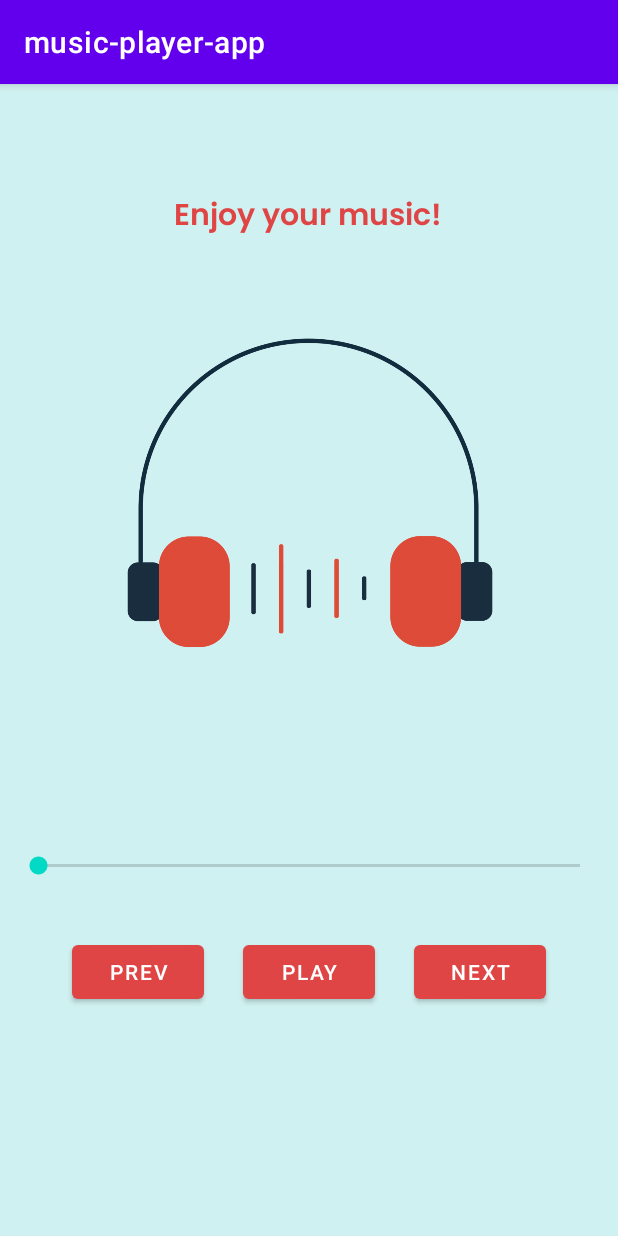
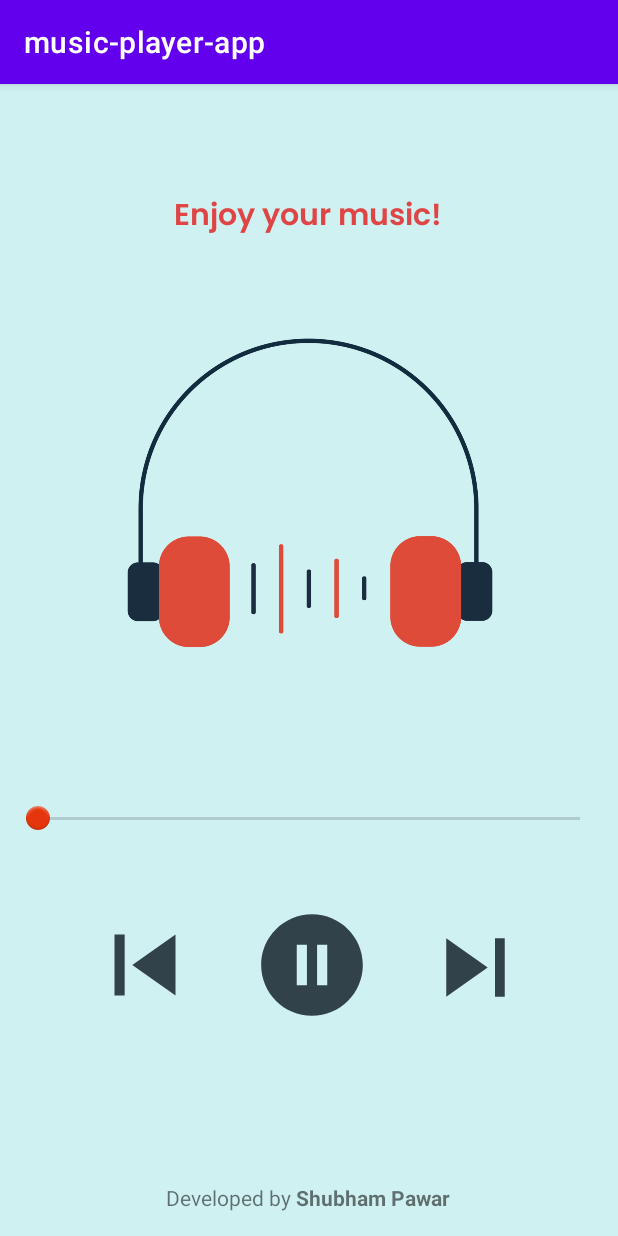
Before and after one commit to Shubham5250/Soundli, an Android app: the screen it shows after launch (MainActivity), on a phone screen of 412 x 824 dp. Run offline under Robolectric (Android 15) with nearby library versions, the phone set to English and light mode, and no system bars.

Commit message:
play-pause functionality added

```diff
--- a/app/src/main/java/com/example/music_player_app/MainActivity.java
+++ b/app/src/main/java/com/example/music_player_app/MainActivity.java
@@ -6,36 +6,54 @@ import android.media.MediaPlayer;
 import android.os.Bundle;
 import android.view.View;
 import android.widget.Button;
+import android.widget.ImageView;
 import android.widget.SeekBar;
-import android.widget.Toast;
 
 import java.io.IOException;
 
 public class MainActivity extends AppCompatActivity {
-    private Button prev;
-    private Button next;
+
     private SeekBar seekBar;
     private MediaPlayer mediaPlayer;
+    ImageView play;
+    ImageView skipNext;
+    ImageView skipPrev;
 
     @Override
     protected void onCreate(Bundle savedInstanceState) {
         super.onCreate(savedInstanceState);
         setContentView(R.layout.activity_main);
 
-        Button play = findViewById(R.id.play);
+        play = findViewById(R.id.play);
         seekBar = findViewById(R.id.seekBar);
+        skipNext = findViewById(R.id.skipNext);
 
-        mediaPlayer = new MediaPlayer();
-        try {
-            mediaPlayer.setDataSource("http://socialdance.stanford.edu/music/Moskwa.mp3");
-            //mediaPlayer.prepare();
-        } catch (IOException e) {
-            e.printStackTrace();
-        }
+        mediaPlayer = MediaPlayer.create(this,R.raw.excuse);
+        mediaPlayer.start();
 
-        mediaPlayer.setOnPreparedListener(mp -> {
-            Toast.makeText(MainActivity.this, "Ready to play", Toast.LENGTH_SHORT).show();
-            mp.start();
+        play.setOnClickListener(new View.OnClickListener() {
+            @Override
+            public void onClick(View view) {
+                if(!mediaPlayer.isPlaying()){
+                    mediaPlayer.start();
+                    play.setImageResource(R.drawable.ic_baseline_pause_circle_24);
+                }else{
+                    mediaPlayer.pause();
+                    play.setImageResource(R.drawable.ic_baseline_play_circle_24);
+                }
+            }
+        });
+
+
+//        mediaPlayer = new MediaPlayer();
+//        try {
+//            mediaPlayer.setDataSource("http://socialdance.stanford.edu/music/Moskwa.mp3");
+//            //mediaPlayer.prepare();
+//        } catch (IOException e) {
+//            e.printStackTrace();
+//        }
+
+
             seekBar.setMax(mediaPlayer.getDuration());
             seekBar.setOnSeekBarChangeListener(new SeekBar.OnSeekBarChangeListener() {
                 @Override
@@ -54,8 +72,7 @@ public class MainActivity extends AppCompatActivity {
 
                 }
             });
-        });
-        mediaPlayer.prepareAsync();
+
 
 //        play.setOnClickListener(new View.OnClickListener() {
 //            @Override
@@ -64,5 +81,11 @@ public class MainActivity extends AppCompatActivity {
 //
 //            }
 //        });
+//        prev.setOnClickListener(new View.OnClickListener() {
+//            @Override
+//            public void onClick(View view) {
+//                mediaPlayer.pause();
+//            }
+//        });
         }
     }
--- /dev/null
+++ b/app/src/main/res/drawable/ic_baseline_pause_circle_24.xml
@@ -0,0 +1,5 @@
+<vector android:height="24dp" android:tint="#000000"
+    android:viewportHeight="24" android:viewportWidth="24"
+    android:width="24dp" xmlns:android="http://schemas.android.com/apk/res/android">
+    <path android:fillColor="@android:color/white" android:pathData="M12,2C6.48,2 2,6.48 2,12s4.48,10 10,10s10,-4.48 10,-10S17.52,2 12,2zM11,16H9V8h2V16zM15,16h-2V8h2V16z"/>
+</vector>
--- /dev/null
+++ b/app/src/main/res/drawable/ic_baseline_play_circle_24.xml
@@ -0,0 +1,5 @@
+<vector android:height="24dp" android:tint="#000000"
+    android:viewportHeight="24" android:viewportWidth="24"
+    android:width="24dp" xmlns:android="http://schemas.android.com/apk/res/android">
+    <path android:fillColor="@android:color/white" android:pathData="M12,2C6.48,2 2,6.48 2,12s4.48,10 10,10s10,-4.48 10,-10S17.52,2 12,2zM9.5,16.5v-9l7,4.5L9.5,16.5z"/>
+</vector>
--- /dev/null
+++ b/app/src/main/res/drawable/ic_baseline_skip_next_24.xml
@@ -0,0 +1,5 @@
+<vector android:height="24dp" android:tint="#000000"
+    android:viewportHeight="24" android:viewportWidth="24"
+    android:width="24dp" xmlns:android="http://schemas.android.com/apk/res/android">
+    <path android:fillColor="@android:color/white" android:pathData="M6,18l8.5,-6L6,6v12zM16,6v12h2V6h-2z"/>
+</vector>
--- /dev/null
+++ b/app/src/main/res/drawable/ic_baseline_skip_previous_24.xml
@@ -0,0 +1,5 @@
+<vector android:height="24dp" android:tint="#000000"
+    android:viewportHeight="24" android:viewportWidth="24"
+    android:width="24dp" xmlns:android="http://schemas.android.com/apk/res/android">
+    <path android:fillColor="@android:color/white" android:pathData="M6,6h2v12L6,18zM9.5,12l8.5,6L18,6z"/>
+</vector>
--- a/app/src/main/res/layout/activity_main.xml
+++ b/app/src/main/res/layout/activity_main.xml
@@ -23,51 +23,18 @@
         app:layout_constraintTop_toTopOf="parent"
         app:layout_constraintVertical_bias="0.098" />
 
-    <Button
-        android:id="@+id/prev"
-        android:layout_width="wrap_content"
-        android:layout_height="wrap_content"
-        android:layout_marginStart="48dp"
-        android:layout_marginLeft="48dp"
-        android:layout_marginBottom="152dp"
-        android:text="Prev"
-        app:backgroundTint="#DF4545"
-        app:layout_constraintBottom_toBottomOf="parent"
-        app:layout_constraintStart_toStartOf="parent" />
-
-    <Button
-        android:id="@+id/play"
-        android:layout_width="wrap_content"
-        android:layout_height="wrap_content"
-        android:layout_marginBottom="152dp"
-        android:text="Play"
-        app:backgroundTint="#DF4545"
-        app:layout_constraintBottom_toBottomOf="parent"
-        app:layout_constraintEnd_toStartOf="@+id/next"
-        app:layout_constraintHorizontal_bias="0.5"
-        app:layout_constraintStart_toEndOf="@+id/prev" />
-
-    <Button
-        android:id="@+id/next"
-        android:layout_width="wrap_content"
-        android:layout_height="wrap_content"
-        android:layout_marginEnd="48dp"
-        android:layout_marginRight="48dp"
-        android:layout_marginBottom="152dp"
-        android:text="Next"
-        app:backgroundTint="#DF4545"
-        app:layout_constraintBottom_toBottomOf="parent"
-        app:layout_constraintEnd_toEndOf="parent" />
-
     <SeekBar
         android:id="@+id/seekBar"
-
+        android:progressTint="@color/black"
         android:layout_width="393dp"
         android:layout_height="22dp"
-        android:layout_marginBottom="36dp"
-        app:layout_constraintBottom_toTopOf="@+id/play"
+        android:layout_marginBottom="20dp"
+        android:indeterminate="false"
+        android:thumb="@android:drawable/ic_notification_overlay"
+        app:layout_constraintBottom_toBottomOf="@+id/imageView3"
         app:layout_constraintEnd_toEndOf="parent"
-        app:layout_constraintStart_toStartOf="parent" />
+        app:layout_constraintStart_toStartOf="parent"
+        app:tickMarkTint="#FFFFFF" />
 
     <ImageView
         android:id="@+id/imageView3"
@@ -81,5 +48,51 @@
         app:layout_constraintVertical_bias="0.069"
         app:srcCompat="@drawable/imusiclogo" />
 
+    <ImageView
+        android:id="@+id/play"
+        android:layout_width="85dp"
+        android:layout_height="81dp"
+        android:layout_marginBottom="140dp"
+        android:tint="#FF32424A"
+        app:layout_constraintBottom_toBottomOf="parent"
+        app:layout_constraintEnd_toStartOf="@+id/skipNext"
+        app:layout_constraintStart_toEndOf="@+id/skipPrev"
+        app:srcCompat="@drawable/ic_baseline_pause_circle_24" />
+
+    <ImageView
+        android:id="@+id/skipPrev"
+        android:layout_width="81dp"
+        android:layout_height="81dp"
+        android:layout_marginStart="56dp"
+        android:layout_marginLeft="56dp"
+        android:layout_marginBottom="140dp"
+        android:tint="#FF32424A"
+        app:layout_constraintBottom_toBottomOf="parent"
+        app:layout_constraintStart_toStartOf="parent"
+        app:srcCompat="@drawable/ic_baseline_skip_previous_24" />
+
+    <ImageView
+        android:id="@+id/skipNext"
+        android:layout_width="78dp"
+        android:layout_height="78dp"
+        android:layout_marginEnd="56dp"
+        android:layout_marginRight="56dp"
+        android:layout_marginBottom="140dp"
+        android:tint="#FF32424A"
+        app:layout_constraintBottom_toBottomOf="parent"
+        app:layout_constraintEnd_toEndOf="parent"
+        app:srcCompat="@drawable/ic_baseline_skip_next_24" />
+
+    <TextView
+        android:id="@+id/developer"
+        android:layout_width="wrap_content"
+        android:layout_height="wrap_content"
+        android:layout_marginBottom="16dp"
+        android:text="@string/developer"
+        app:layout_constraintBottom_toBottomOf="parent"
+        app:layout_constraintEnd_toEndOf="parent"
+        app:layout_constraintHorizontal_bias="0.497"
+        app:layout_constraintStart_toStartOf="parent" />
+
 
 </androidx.constraintlayout.widget.ConstraintLayout>
--- a/app/src/main/res/values/strings.xml
+++ b/app/src/main/res/values/strings.xml
@@ -1,3 +1,4 @@
 <resources>
     <string name="app_name">music-player-app</string>
+    <string name="developer">Developed by <b>Shubham Pawar</b></string>
 </resources>
```
Also changed, not shown: 1 other file.
